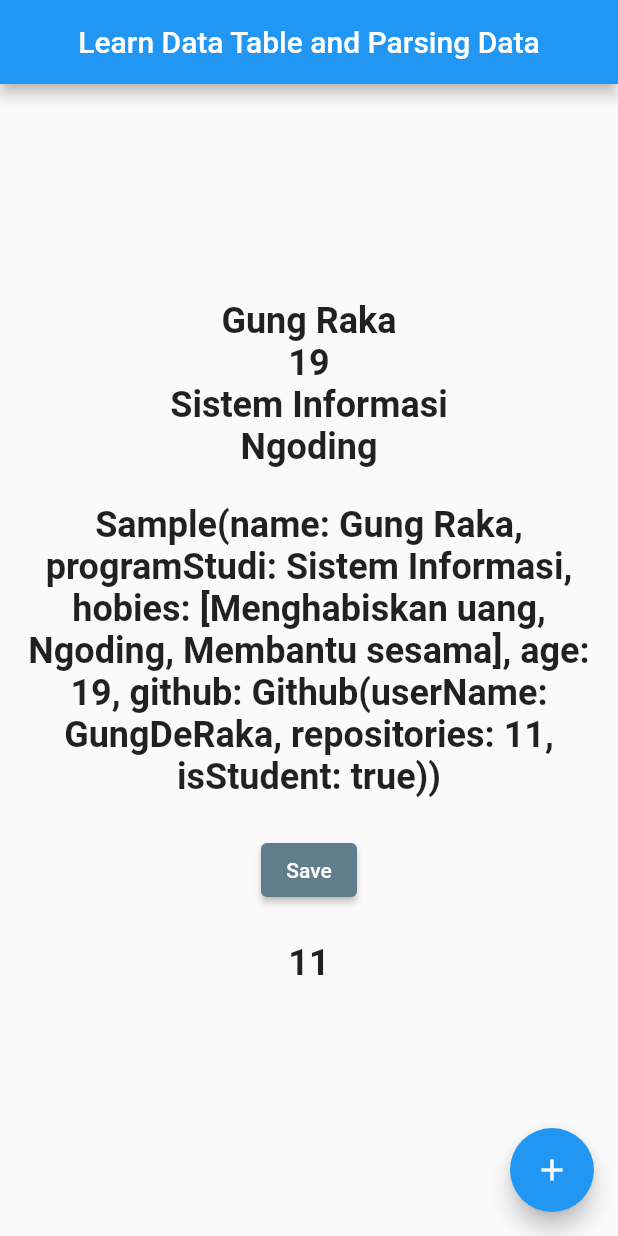
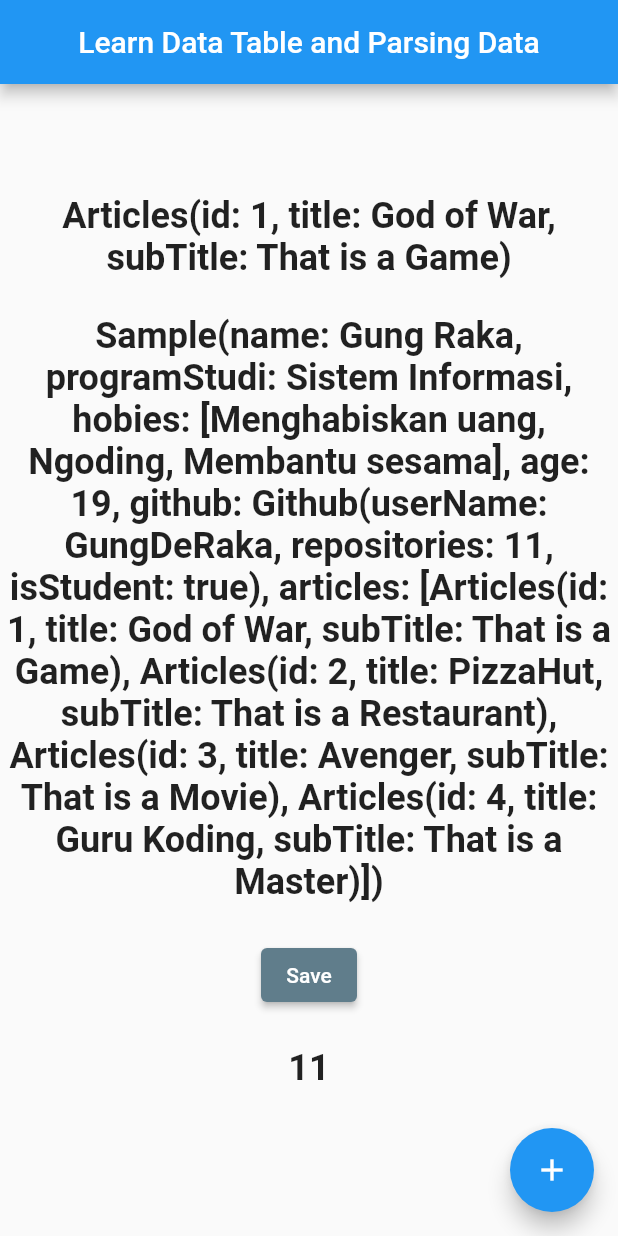
Before and after one commit to GungDeRaka/Learn_Flutter_API_http, a Flutter app: the screen it shows after launch, after a tap on the "add" icon, on a phone screen of 412 x 824 dp. Run offline on Flutter 3.47's test engine with Material 2 defaults, Android fonts, the phone set to English and light mode, and no system bars.

Commit message:
after third video

```diff
--- a/assets/dummy.json
+++ b/assets/dummy.json
@@ -7,9 +7,32 @@
         "Ngoding",
         "Membantu sesama"
     ],
-    "github":{
+    "github": {
         "userName": "GungDeRaka",
         "repositories": 11,
-        "isStudent" : true
-    }
+        "isStudent": true
+    },
+    "articles": [
+        {
+            "id": 1,
+            "title": "God of War",
+            "subtitle": "That is a Game"
+        },
+        {
+            "id": 2,
+            "title": "PizzaHut",
+            "subtitle": "That is a Restaurant"
+        },
+        {
+            "id": 3,
+            "title": "Avenger",
+            "subtitle": "That is a Movie"
+        },
+        {
+            "id": 4,
+            "title": "Guru Koding",
+            "subtitle": "That is a Master"
+        }
+    ]
+
 }
--- a/lib/home_page.dart
+++ b/lib/home_page.dart
@@ -12,8 +12,10 @@ class MyHomePage extends StatefulWidget {
 }
 
 class _MyHomePageState extends State<MyHomePage> {
+  /// [result] will store the data u've fetched from dummy API [assets/dummy.json]
   Sample? result;
 
+  ///[_getJsonData] Will fetch data from dummy, decode it and store it in [result]
   Future _getJsonData() async {
     String getJson = await rootBundle.loadString("assets/dummy.json");
     Sample sample = Sample.fromJsom(jsonDecode(getJson));
@@ -30,13 +32,13 @@ class _MyHomePageState extends State<MyHomePage> {
         title: const Text("Learn Data Table and Parsing Data"),
       ),
       body: Center(
+        child: SingleChildScrollView(
+          controller: ScrollController(),
           child: Column(
             mainAxisAlignment: MainAxisAlignment.center,
             children: <Widget>[
               Text(
-              (result == null)
-                  ? "belum ada data"
-                  : "${result!.name}\n${result!.age}\n${result!.programStudi}\n${result!.hobies![1]}",
+                (result == null) ? "belum ada data" : "${result!.articles![0]}",
                 textAlign: TextAlign.center,
                 style: const TextStyle(
                   fontSize: 24.0,
@@ -72,7 +74,9 @@ class _MyHomePageState extends State<MyHomePage> {
                 height: 24.0,
               ),
               Text(
-              (result == null) ? "belum ada data" : result!.github.repositories.toString(),
+                (result == null)
+                    ? "belum ada data"
+                    : result!.github.repositories.toString(),
                 textAlign: TextAlign.center,
                 style: const TextStyle(
                   fontSize: 24.0,
@@ -85,6 +89,7 @@ class _MyHomePageState extends State<MyHomePage> {
             ],
           ),
         ),
+      ),
       floatingActionButton: FloatingActionButton(
         onPressed: () {
           _getJsonData();
--- a/lib/model/sample.dart
+++ b/lib/model/sample.dart
@@ -5,6 +5,7 @@ class Sample {
   final List? hobies;
   final int? age;
   final Github github;
+  final List<Articles>? articles;
 
   Sample({
     this.name,
@@ -12,6 +13,7 @@ class Sample {
     this.hobies,
     this.age,
     required this.github,
+    required this.articles,
   });
 //factory constructor, when u call class Sample it will return same object even u use it mant times
   factory Sample.fromJsom(Map<String, dynamic> json) {
@@ -23,14 +25,20 @@ class Sample {
       //! there are 2 ways to call a json list (look to [hobies:])
       // hobies: json["hobies"] ?? [],
       hobies: List<String>.from(json["hobies"] ?? []),
-        github: Github.fromJson(json["github"]),);
-
+      github: Github.fromJson(json["github"]),
+      //? method .map will transform your data into some map,
+      //? learn more about dart collection
+      articles: List<Articles>.from(
+        //! note: remember to add the generic and u can use a class as a generic
+        json["articles"].map((article) => Articles.fromJson(article)) ?? [],
+      ),
+    );
   }
 //The following article explains why we have to override the method to string
 //https://medium.com/@ditateum/override-method-tostring-tapi-tidak-tahu-fungsinya-f9bcb58953d8
   @override
   String toString() {
-    return 'Sample(name: $name, programStudi: $programStudi, hobies: $hobies, age: $age, github: $github)';
+    return 'Sample(name: $name, programStudi: $programStudi, hobies: $hobies, age: $age, github: $github, articles: $articles)';
   }
 }
 
@@ -47,11 +55,34 @@ class Github {
 
   factory Github.fromJson(Map<String, dynamic> json) {
     return Github(
-        userName: json["userName"],
-        repositories: json["repositories"],
-        isStudent: json["isStudent"]);
+        userName: json["userName"] ?? "",
+        repositories: json["repositories"] ?? 0,
+        isStudent: json["isStudent"] ?? false);
   }
 
   @override
-  String toString() => 'Github(userName: $userName, repositories: $repositories, isStudent: $isStudent)';
+  String toString() =>
+      'Github(userName: $userName, repositories: $repositories, isStudent: $isStudent)';
 }
+
+class Articles {
+  int? id;
+  String? title;
+  String? subtitle;
+
+  Articles({
+    this.id,
+    this.title,
+    this.subtitle,
+  });
+
+  factory Articles.fromJson(Map<String, dynamic> json) {
+    return Articles(
+        id: json["id"] ?? 0,
+        title: json["title"] ?? "",
+        subtitle: json["subtitle"] ?? "");
+  }
+
+  @override
+  String toString() => 'Articles(id: $id, title: $title, subTitle: $subtitle)';
+}
```
Lines whose indentation alone changed are shown as unchanged.
